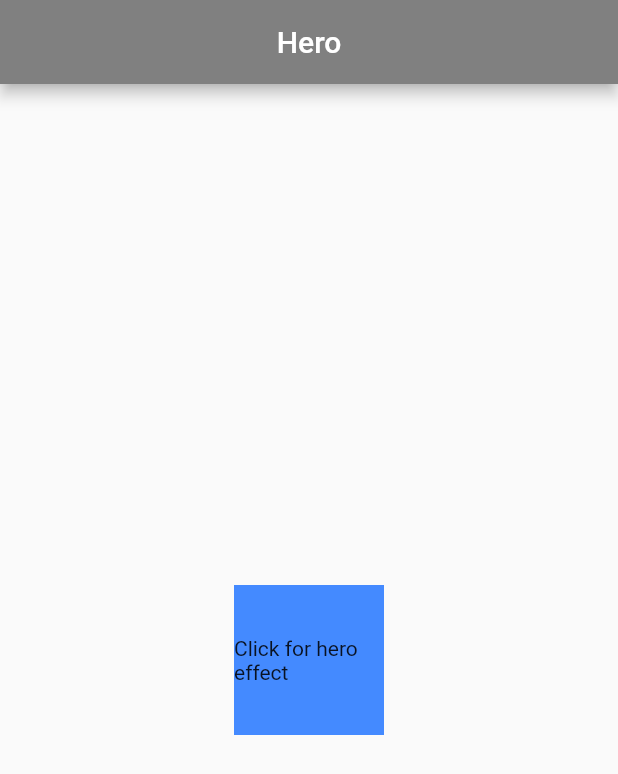
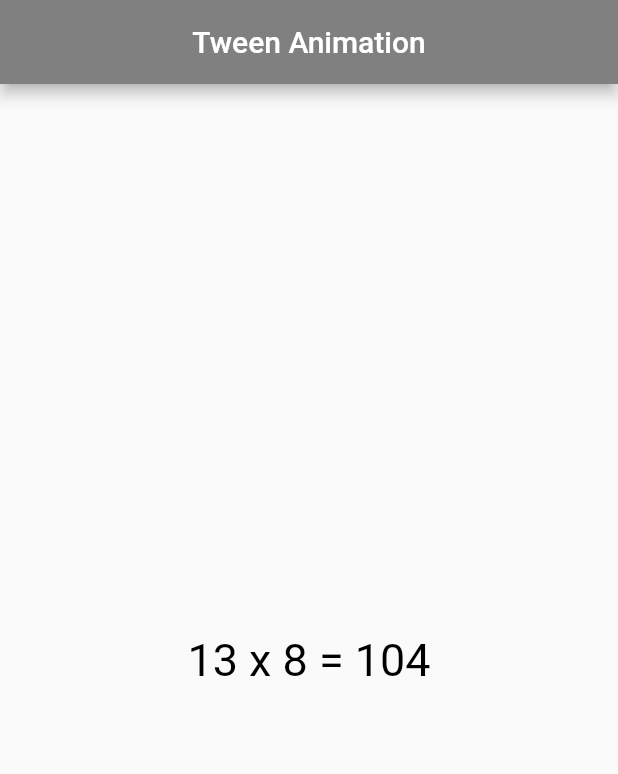
Before and after one commit to nehmajmudar/local_notifications, a Flutter app: the screen it shows after launch, on a phone screen of 412 x 824 dp. Shown: the top 774 px of the screen. Run offline on Flutter 3.47's test engine with Material 2 defaults, Android fonts, the phone set to English and light mode, and no system bars.

Commit message:
Animation demo.

```diff
--- a/lib/screens/home_screen.dart
+++ b/lib/screens/home_screen.dart
@@ -10,32 +10,55 @@ class HomeScreen extends StatefulWidget {
 }
 
 class _HomeScreenState extends State<HomeScreen> {
+  // Color _newColor=Colors.yellow;
+  // double _newValue=0;
+  int opaqueValue=10;
   @override
   Widget build(BuildContext context) {
     return Scaffold(
       appBar: AppBar(
+        title: Text("Tween Animation"),
+        centerTitle: true,
         backgroundColor: AppColors.colorGrey,
-        title: const Text("Hero"),
-        centerTitle: true,
       ),
-      body: Center(
-        child: GestureDetector(
-          onTap: (){
-            Navigator.of(context).push(MaterialPageRoute(builder: (context)=>const NextScreen()));
-          },
-          child: Hero(
-            tag: 'button',
+      body: Column(
+        mainAxisAlignment: MainAxisAlignment.center,
+        crossAxisAlignment: CrossAxisAlignment.center,
+        children: [
+          Center(
             child: Container(
-              height: 100,
-              width: 100,
-              alignment: Alignment.center,
-              child: const Text("Click for hero effect"),
-              decoration: const BoxDecoration(
-                color: Colors.blueAccent
+              height: 300,
+              width: 300,
+              child: TweenAnimationBuilder(
+                tween: IntTween(begin: 1,end: 10),
+                duration: Duration(seconds: 10),
+                builder: (BuildContext context,int i,Widget? child){
+                  return Center(
+                    child: Text("13 x ${i} = ${13*i}",style: TextStyle(fontSize: 30,color: Colors.black),),
+                  );
+                }
               ),
             ),
           ),
-        )
+          // Center(
+          //   child: TweenAnimationBuilder(
+          //     tween: IntTween(begin: 1,end: 10),
+          //     duration: const Duration(seconds: 10),
+          //     builder: (BuildContext context,int i, Widget? Child){
+          //       return Text("The multiplier: ${i} ");
+          //     }
+          //   ),
+          // )
+          // Slider.adaptive(
+          //   value: _newValue,
+          //   onChanged: (double value){
+          //     setState(() {
+          //       _newValue=value;
+          //       _newColor=Color.lerp(Colors.blue, Colors.green, value)!;
+          //     });
+          //   }
+          // )
+        ],
       ),
     );
   }
--- a/pubspec.yaml
+++ b/pubspec.yaml
@@ -56,7 +56,7 @@ dependency_overrides:
 flutter:
 
   assets:
-    - assets/images/menu.png
+    - assets/images/
 
   # The following line ensures that the Material Icons font is
   # included with your application, so that you can use the icons in
```
Also changed, not shown: lib/screens/next_screen.dart (+19 -10 lines), assets/images/apple.jpg (added).
